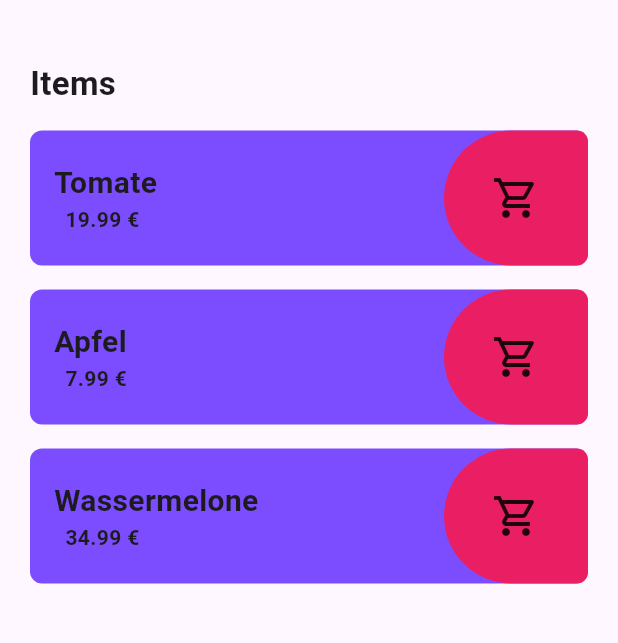
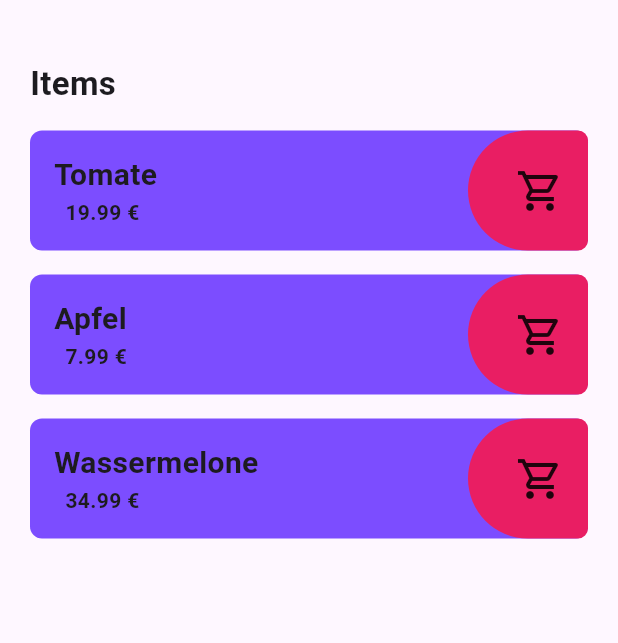
Before and after one commit to arthur892/simple_beautiful_shopping_list, a Flutter app: the screen it shows after launch, on a phone screen of 412 x 824 dp, the part 84-727 px from its top. Run offline on Flutter 3.47's test engine with Material 3 defaults, Android fonts, the light colour scheme and no system bars.

Commit message:
Small chnage to make look good.

```diff
--- a/lib/shopping_cart_button.dart
+++ b/lib/shopping_cart_button.dart
@@ -10,7 +10,7 @@ class ShoppingCartButtonLukas extends StatelessWidget {
       children: [
         Positioned(
           child: Container(
-            width: 96.0,
+            width: 80.0,
             decoration: const BoxDecoration(
               color: Colors.pink,
               borderRadius: BorderRadius.only(
@@ -22,7 +22,10 @@ class ShoppingCartButtonLukas extends StatelessWidget {
             ),
           ),
         ),
-        const Icon(Icons.shopping_cart_outlined, size: 32),
+        const Positioned(
+          right: 16,
+          child: Icon(Icons.shopping_cart_outlined, size: 32),
+        ),
       ],
     );
   }
--- a/lib/shopping_item.dart
+++ b/lib/shopping_item.dart
@@ -11,7 +11,7 @@ class ShoppingItem extends StatelessWidget {
   @override
   Widget build(BuildContext context) {
     return Container(
-      height: 90,
+      height: 80,
       decoration: const BoxDecoration(
           color: Colors.deepPurpleAccent,
           borderRadius: BorderRadius.all(Radius.circular(8))),
```
